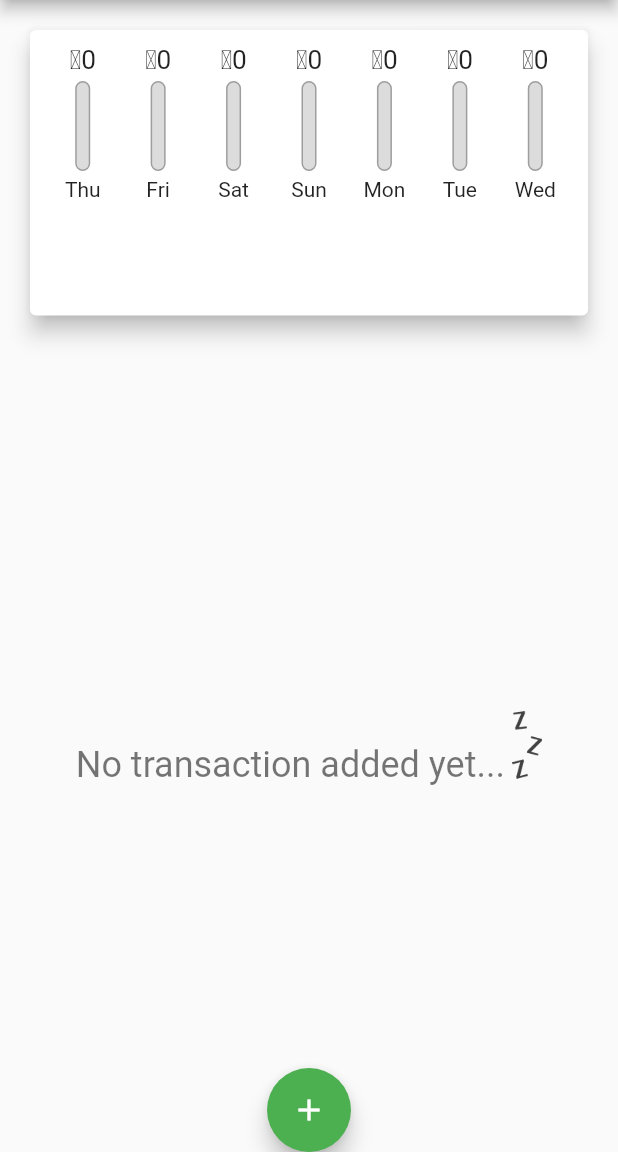
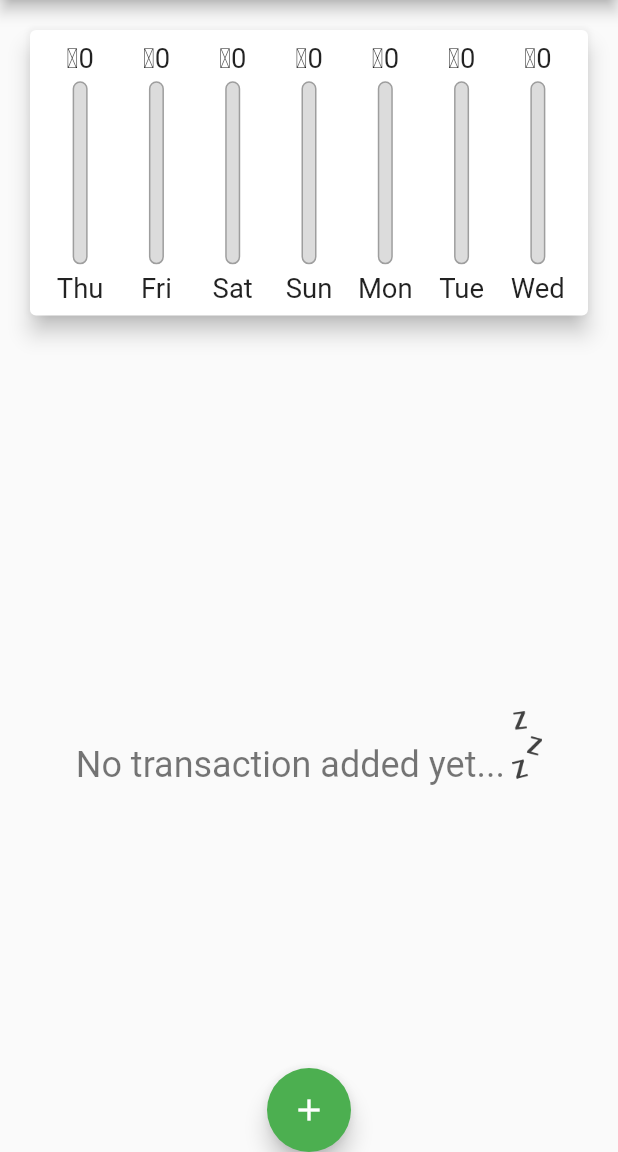
Before and after one commit to YehorBubyrDev/personal_expenses_app, a Flutter app: the screen it shows after launch, on a phone screen of 412 x 824 dp, the part 84-1236 px from its top. Run offline on Flutter 3.47's test engine with Material 2 defaults, Android fonts, the phone set to English and light mode, and no system bars; Roboto replaces fonts that are missing (Quicks).

Commit message:
make chart bar size calculating dynamically

```diff
--- a/lib/main.dart
+++ b/lib/main.dart
@@ -175,14 +175,14 @@ class _MyHomePageState extends State<MyHomePage> {
           mainAxisAlignment: MainAxisAlignment.start,
           crossAxisAlignment: CrossAxisAlignment.stretch,
           children: [
-            Container(
+            SizedBox(
               height: (MediaQuery.of(context).size.height -
                       appBar.preferredSize.height -
                       MediaQuery.of(context).padding.top) *
                   0.3,
               child: ExpensesChart(_recentTransaction),
             ),
-            Container(
+            SizedBox(
               height: (MediaQuery.of(context).size.height -
                       appBar.preferredSize.height -
                       MediaQuery.of(context).padding.top) *
--- a/lib/widgets/Chart/chart.dart
+++ b/lib/widgets/Chart/chart.dart
@@ -42,8 +42,8 @@ class ExpensesChart extends StatelessWidget {
     return Card(
       elevation: 6,
       margin: const EdgeInsets.all(20),
-      child: Container(
-        padding: const EdgeInsets.all(10),
+      child: Padding(
+        padding: const EdgeInsets.all(8.0),
         child: Row(
           mainAxisAlignment: MainAxisAlignment.spaceAround,
           children: groupedTransactionValue.map((data) {
--- a/lib/widgets/Chart/chart_bar.dart
+++ b/lib/widgets/Chart/chart_bar.dart
@@ -14,17 +14,20 @@ class ChartBar extends StatelessWidget {
 
   @override
   Widget build(BuildContext context) {
+    return LayoutBuilder(builder: (context, constraints) {
       return Column(
         children: <Widget>[
-        Container(
-          height: 20,
+          SizedBox(
+            height: constraints.maxHeight * 0.12,
             child: FittedBox(
               child: Text('\₴${spendingAmount.toStringAsFixed(0)}'),
             ),
           ),
-        const SizedBox(height: 4),
+          Container(
+            height: constraints.maxHeight * 0.03,
+          ),
           SizedBox(
-          height: 60,
+            height: constraints.maxHeight * 0.7,
             width: 10,
             child: Stack(
               children: <Widget>[
@@ -47,9 +50,17 @@ class ChartBar extends StatelessWidget {
               ],
             ),
           ),
-        const SizedBox(height: 4),
-        Text(label),
+          Container(
+            height: constraints.maxHeight * 0.03,
+          ),
+          SizedBox(
+            height: constraints.maxHeight * 0.12,
+            child: FittedBox(
+              child: Text(label),
+            ),
+          ),
         ],
       );
+    });
   }
 }
```
Lines whose indentation alone changed are shown as unchanged.
